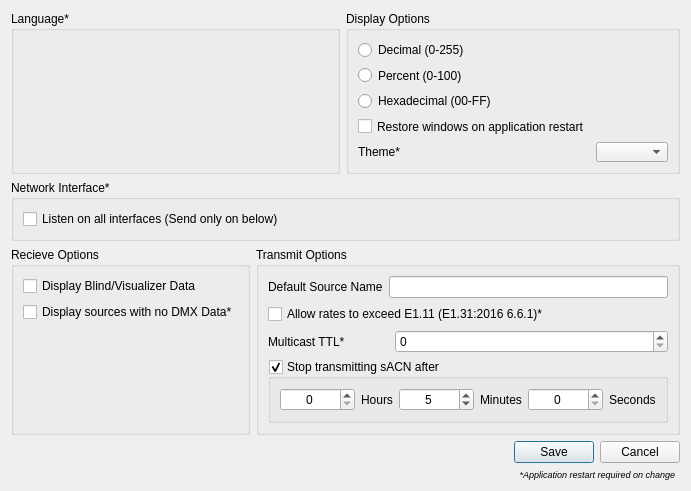
Old version of the form ui/preferencesdialog.ui in the repository docsteer/sacnview.
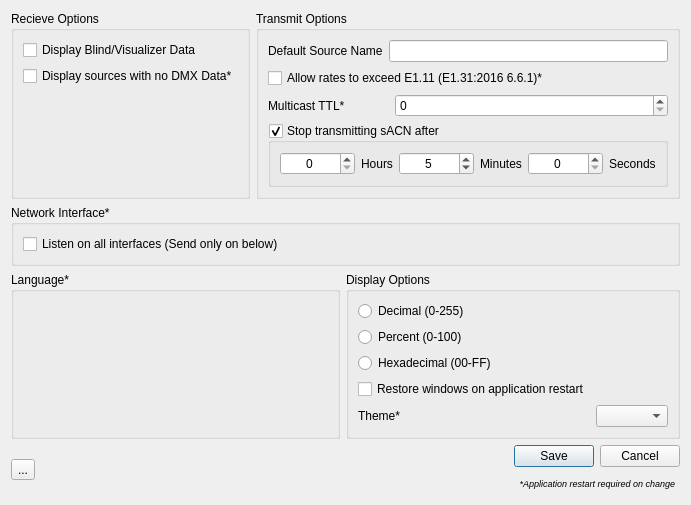
New version of the form. Icons and pictures are not drawn.

Commit message: Add Preferences Lock feature

```diff
--- a/ui/preferencesdialog.ui
+++ b/ui/preferencesdialog.ui
@@ -6,8 +6,8 @@
    <rect>
     <x>0</x>
     <y>0</y>
-    <width>653</width>
-    <height>491</height>
+    <width>684</width>
+    <height>505</height>
    </rect>
   </property>
   <property name="sizePolicy">
@@ -23,166 +23,7 @@
    <iconset resource="../res/resources.qrc">
     <normaloff>:/icons/settings.png</normaloff>:/icons/settings.png</iconset>
   </property>
-  <layout class="QVBoxLayout" name="verticalLayout_2" stretch="1,0,1,0">
-   <property name="sizeConstraint">
-    <enum>QLayout::SetMinimumSize</enum>
-   </property>
-   <item>
-    <layout class="QHBoxLayout" name="hlDisplayOptions">
-     <item>
-      <widget class="QGroupBox" name="gbLanguage">
-       <property name="sizePolicy">
-        <sizepolicy hsizetype="Expanding" vsizetype="Expanding">
-         <horstretch>0</horstretch>
-         <verstretch>0</verstretch>
-        </sizepolicy>
-       </property>
-       <property name="title">
-        <string>Language*</string>
-       </property>
-       <layout class="QVBoxLayout" name="verticalLayout_7">
-        <item>
-         <layout class="QVBoxLayout" name="vlLanguage"/>
-        </item>
-       </layout>
-      </widget>
-     </item>
-     <item>
-      <widget class="QGroupBox" name="gbDisplayFormat">
-       <property name="sizePolicy">
-        <sizepolicy hsizetype="Expanding" vsizetype="Expanding">
-         <horstretch>0</horstretch>
-         <verstretch>0</verstretch>
-        </sizepolicy>
-       </property>
-       <property name="minimumSize">
-        <size>
-         <width>0</width>
-         <height>150</height>
-        </size>
-       </property>
-       <property name="title">
-        <string>Display Options</string>
-       </property>
-       <layout class="QFormLayout" name="formLayout">
-        <property name="formAlignment">
-         <set>Qt::AlignLeading|Qt::AlignLeft|Qt::AlignVCenter</set>
-        </property>
-        <item row="0" column="0">
-         <widget class="QRadioButton" name="DecimalDisplayFormat">
-          <property name="enabled">
-           <bool>true</bool>
-          </property>
-          <property name="sizePolicy">
-           <sizepolicy hsizetype="Expanding" vsizetype="Expanding">
-            <horstretch>0</horstretch>
-            <verstretch>0</verstretch>
-           </sizepolicy>
-          </property>
-          <property name="text">
-           <string>Decimal (0-255)</string>
-          </property>
-         </widget>
-        </item>
-        <item row="1" column="0">
-         <widget class="QRadioButton" name="PercentDisplayFormat">
-          <property name="sizePolicy">
-           <sizepolicy hsizetype="Expanding" vsizetype="Expanding">
-            <horstretch>0</horstretch>
-            <verstretch>0</verstretch>
-           </sizepolicy>
-          </property>
-          <property name="text">
-           <string>Percent (0-100)</string>
-          </property>
-         </widget>
-        </item>
-        <item row="2" column="0">
-         <widget class="QRadioButton" name="HexDisplayFormat">
-          <property name="sizePolicy">
-           <sizepolicy hsizetype="Expanding" vsizetype="Expanding">
-            <horstretch>0</horstretch>
-            <verstretch>0</verstretch>
-           </sizepolicy>
-          </property>
-          <property name="text">
-           <string>Hexadecimal (00-FF)</string>
-          </property>
-         </widget>
-        </item>
-        <item row="3" column="0">
-         <widget class="QCheckBox" name="cbRestoreWindows">
-          <property name="sizePolicy">
-           <sizepolicy hsizetype="Expanding" vsizetype="Expanding">
-            <horstretch>0</horstretch>
-            <verstretch>0</verstretch>
-           </sizepolicy>
-          </property>
-          <property name="text">
-           <string>Restore windows on application restart</string>
-          </property>
-         </widget>
-        </item>
-        <item row="6" column="0">
-         <widget class="QLabel" name="label">
-          <property name="sizePolicy">
-           <sizepolicy hsizetype="Expanding" vsizetype="Expanding">
-            <horstretch>0</horstretch>
-            <verstretch>0</verstretch>
-           </sizepolicy>
-          </property>
-          <property name="text">
-           <string>Theme*</string>
-          </property>
-         </widget>
-        </item>
-        <item row="6" column="1">
-         <widget class="QComboBox" name="cbTheme">
-          <property name="sizePolicy">
-           <sizepolicy hsizetype="Expanding" vsizetype="Expanding">
-            <horstretch>0</horstretch>
-            <verstretch>0</verstretch>
-           </sizepolicy>
-          </property>
-         </widget>
-        </item>
-       </layout>
-      </widget>
-     </item>
-    </layout>
-   </item>
-   <item>
-    <layout class="QHBoxLayout" name="hlNetworkOptions">
-     <item>
-      <widget class="QGroupBox" name="gbNetworkInterface">
-       <property name="sizePolicy">
-        <sizepolicy hsizetype="Expanding" vsizetype="Expanding">
-         <horstretch>0</horstretch>
-         <verstretch>0</verstretch>
-        </sizepolicy>
-       </property>
-       <property name="title">
-        <string>Network Interface*</string>
-       </property>
-       <layout class="QVBoxLayout" name="verticalLayout_NetworkInterfaces">
-        <item>
-         <widget class="QCheckBox" name="cbListenAll">
-          <property name="sizePolicy">
-           <sizepolicy hsizetype="Expanding" vsizetype="Expanding">
-            <horstretch>0</horstretch>
-            <verstretch>0</verstretch>
-           </sizepolicy>
-          </property>
-          <property name="text">
-           <string>Listen on all interfaces (Send only on below)</string>
-          </property>
-         </widget>
-        </item>
-       </layout>
-      </widget>
-     </item>
-    </layout>
-   </item>
+  <layout class="QVBoxLayout" name="verticalLayout_2">
    <item>
     <layout class="QHBoxLayout" name="hlSendRecieveOptions">
      <item>
@@ -458,45 +299,229 @@
     </layout>
    </item>
    <item>
-    <layout class="QVBoxLayout" name="vlSaveCancel">
+    <layout class="QHBoxLayout" name="hlNetworkOptions">
      <item>
-      <widget class="QDialogButtonBox" name="buttonBox">
+      <widget class="QGroupBox" name="gbNetworkInterface">
        <property name="sizePolicy">
         <sizepolicy hsizetype="Expanding" vsizetype="Expanding">
          <horstretch>0</horstretch>
          <verstretch>0</verstretch>
         </sizepolicy>
        </property>
-       <property name="orientation">
-        <enum>Qt::Horizontal</enum>
+       <property name="title">
+        <string>Network Interface*</string>
        </property>
-       <property name="standardButtons">
-        <set>QDialogButtonBox::Cancel|QDialogButtonBox::Save</set>
+       <layout class="QVBoxLayout" name="verticalLayout_NetworkInterfaces">
+        <item>
+         <widget class="QCheckBox" name="cbListenAll">
+          <property name="sizePolicy">
+           <sizepolicy hsizetype="Expanding" vsizetype="Expanding">
+            <horstretch>0</horstretch>
+            <verstretch>0</verstretch>
+           </sizepolicy>
+          </property>
+          <property name="text">
+           <string>Listen on all interfaces (Send only on below)</string>
+          </property>
+         </widget>
+        </item>
+       </layout>
+      </widget>
+     </item>
+    </layout>
+   </item>
+   <item>
+    <layout class="QHBoxLayout" name="hlDisplayOptions">
+     <item>
+      <widget class="QGroupBox" name="gbLanguage">
+       <property name="sizePolicy">
+        <sizepolicy hsizetype="Expanding" vsizetype="Expanding">
+         <horstretch>0</horstretch>
+         <verstretch>0</verstretch>
+        </sizepolicy>
        </property>
+       <property name="title">
+        <string>Language*</string>
+       </property>
+       <layout class="QVBoxLayout" name="verticalLayout_7">
+        <item>
+         <layout class="QVBoxLayout" name="vlLanguage"/>
+        </item>
+       </layout>
       </widget>
      </item>
      <item>
-      <widget class="QLabel" name="lblRestartInfo">
+      <widget class="QGroupBox" name="gbDisplayFormat">
        <property name="sizePolicy">
         <sizepolicy hsizetype="Expanding" vsizetype="Expanding">
          <horstretch>0</horstretch>
          <verstretch>0</verstretch>
         </sizepolicy>
        </property>
-       <property name="font">
-        <font>
-         <pointsize>7</pointsize>
-         <italic>true</italic>
-        </font>
+       <property name="minimumSize">
+        <size>
+         <width>0</width>
+         <height>150</height>
+        </size>
        </property>
+       <property name="title">
+        <string>Display Options</string>
+       </property>
+       <layout class="QFormLayout" name="formLayout">
+        <property name="formAlignment">
+         <set>Qt::AlignLeading|Qt::AlignLeft|Qt::AlignVCenter</set>
+        </property>
+        <item row="0" column="0">
+         <widget class="QRadioButton" name="DecimalDisplayFormat">
+          <property name="enabled">
+           <bool>true</bool>
+          </property>
+          <property name="sizePolicy">
+           <sizepolicy hsizetype="Expanding" vsizetype="Expanding">
+            <horstretch>0</horstretch>
+            <verstretch>0</verstretch>
+           </sizepolicy>
+          </property>
+          <property name="text">
+           <string>Decimal (0-255)</string>
+          </property>
+         </widget>
+        </item>
+        <item row="1" column="0">
+         <widget class="QRadioButton" name="PercentDisplayFormat">
+          <property name="sizePolicy">
+           <sizepolicy hsizetype="Expanding" vsizetype="Expanding">
+            <horstretch>0</horstretch>
+            <verstretch>0</verstretch>
+           </sizepolicy>
+          </property>
+          <property name="text">
+           <string>Percent (0-100)</string>
+          </property>
+         </widget>
+        </item>
+        <item row="2" column="0">
+         <widget class="QRadioButton" name="HexDisplayFormat">
+          <property name="sizePolicy">
+           <sizepolicy hsizetype="Expanding" vsizetype="Expanding">
+            <horstretch>0</horstretch>
+            <verstretch>0</verstretch>
+           </sizepolicy>
+          </property>
+          <property name="text">
+           <string>Hexadecimal (00-FF)</string>
+          </property>
+         </widget>
+        </item>
+        <item row="3" column="0">
+         <widget class="QCheckBox" name="cbRestoreWindows">
+          <property name="sizePolicy">
+           <sizepolicy hsizetype="Expanding" vsizetype="Expanding">
+            <horstretch>0</horstretch>
+            <verstretch>0</verstretch>
+           </sizepolicy>
+          </property>
+          <property name="text">
+           <string>Restore windows on application restart</string>
+          </property>
+         </widget>
+        </item>
+        <item row="6" column="0">
+         <widget class="QLabel" name="label">
+          <property name="sizePolicy">
+           <sizepolicy hsizetype="Expanding" vsizetype="Expanding">
+            <horstretch>0</horstretch>
+            <verstretch>0</verstretch>
+           </sizepolicy>
+          </property>
+          <property name="text">
+           <string>Theme*</string>
+          </property>
+         </widget>
+        </item>
+        <item row="6" column="1">
+         <widget class="QComboBox" name="cbTheme">
+          <property name="sizePolicy">
+           <sizepolicy hsizetype="Expanding" vsizetype="Expanding">
+            <horstretch>0</horstretch>
+            <verstretch>0</verstretch>
+           </sizepolicy>
+          </property>
+         </widget>
+        </item>
+       </layout>
+      </widget>
+     </item>
+    </layout>
+   </item>
+   <item>
+    <layout class="QHBoxLayout" name="horizontalLayout_2">
+     <item>
+      <widget class="QToolButton" name="btnLockSettings">
        <property name="text">
-        <string>*Application restart required on change  </string>
+        <string>...</string>
        </property>
-       <property name="alignment">
-        <set>Qt::AlignRight|Qt::AlignTrailing|Qt::AlignVCenter</set>
+       <property name="icon">
+        <iconset resource="../res/resources.qrc">
+         <normaloff>:/icons/unlock.png</normaloff>
+         <normalon>:/icons/lock.png</normalon>:/icons/unlock.png</iconset>
+       </property>
+       <property name="iconSize">
+        <size>
+         <width>32</width>
+         <height>32</height>
+        </size>
+       </property>
+       <property name="checkable">
+        <bool>true</bool>
+       </property>
+       <property name="checked">
+        <bool>false</bool>
        </property>
       </widget>
      </item>
+     <item>
+      <layout class="QVBoxLayout" name="vlSaveCancel">
+       <item>
+        <widget class="QDialogButtonBox" name="buttonBox">
+         <property name="sizePolicy">
+          <sizepolicy hsizetype="Expanding" vsizetype="Expanding">
+           <horstretch>0</horstretch>
+           <verstretch>0</verstretch>
+          </sizepolicy>
+         </property>
+         <property name="orientation">
+          <enum>Qt::Horizontal</enum>
+         </property>
+         <property name="standardButtons">
+          <set>QDialogButtonBox::Cancel|QDialogButtonBox::Save</set>
+         </property>
+        </widget>
+       </item>
+       <item>
+        <widget class="QLabel" name="lblRestartInfo">
+         <property name="sizePolicy">
+          <sizepolicy hsizetype="Expanding" vsizetype="Expanding">
+           <horstretch>0</horstretch>
+           <verstretch>0</verstretch>
+          </sizepolicy>
+         </property>
+         <property name="font">
+          <font>
+           <pointsize>7</pointsize>
+           <italic>true</italic>
+          </font>
+         </property>
+         <property name="text">
+          <string>*Application restart required on change  </string>
+         </property>
+         <property name="alignment">
+          <set>Qt::AlignRight|Qt::AlignTrailing|Qt::AlignVCenter</set>
+         </property>
+        </widget>
+       </item>
+      </layout>
+     </item>
     </layout>
    </item>
   </layout>
```
The commit also changes 8 other files.
